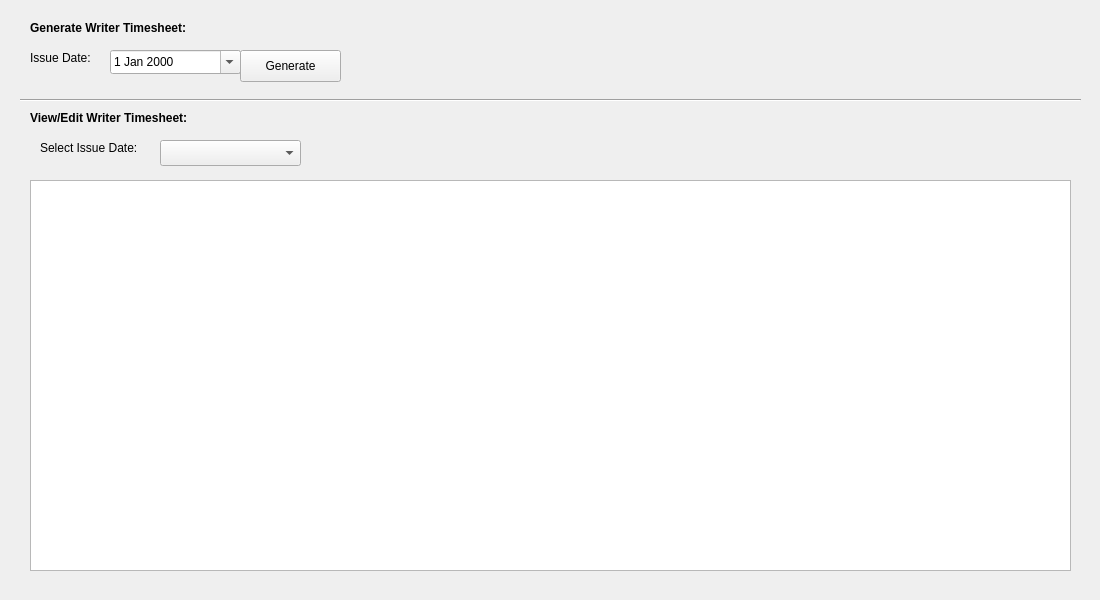
This is LAWRENTIAN/LuD/writertimesheetwidget.ui in pyridine/LAWRENTIAN as Qt 5 draws it before an edit. The edited form follows.
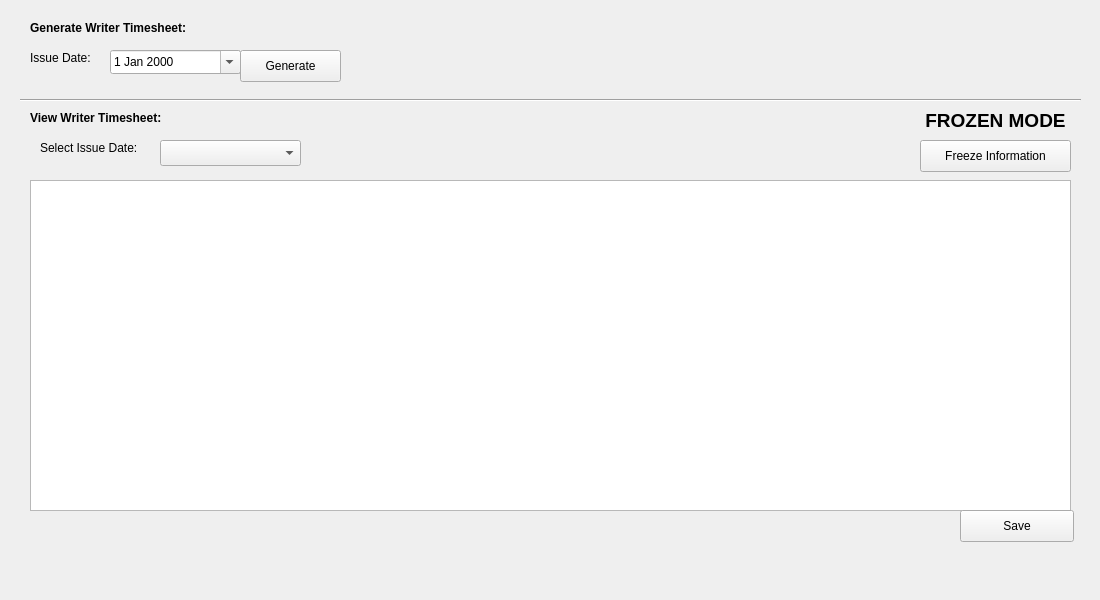
This is the edited form.

Commit message: Timesheet stuff completed

Patch:
```diff
--- a/LAWRENTIAN/LuD/writertimesheetwidget.ui
+++ b/LAWRENTIAN/LuD/writertimesheetwidget.ui
@@ -19,7 +19,7 @@
      <x>30</x>
      <y>180</y>
      <width>1041</width>
-     <height>391</height>
+     <height>331</height>
     </rect>
    </property>
   </widget>
@@ -100,7 +100,7 @@
     </font>
    </property>
    <property name="text">
-    <string>View/Edit Writer Timesheet:</string>
+    <string>View Writer Timesheet:</string>
    </property>
   </widget>
   <widget class="QLabel" name="label_4">
@@ -139,6 +139,55 @@
     </rect>
    </property>
   </widget>
+  <widget class="QPushButton" name="freezeInformationButton">
+   <property name="geometry">
+    <rect>
+     <x>920</x>
+     <y>140</y>
+     <width>151</width>
+     <height>32</height>
+    </rect>
+   </property>
+   <property name="text">
+    <string>Freeze Information</string>
+   </property>
+  </widget>
+  <widget class="QLabel" name="frozenModeLabel">
+   <property name="geometry">
+    <rect>
+     <x>920</x>
+     <y>110</y>
+     <width>151</width>
+     <height>20</height>
+    </rect>
+   </property>
+   <property name="font">
+    <font>
+     <pointsize>14</pointsize>
+     <weight>75</weight>
+     <bold>true</bold>
+    </font>
+   </property>
+   <property name="text">
+    <string>FROZEN MODE</string>
+   </property>
+   <property name="alignment">
+    <set>Qt::AlignCenter</set>
+   </property>
+  </widget>
+  <widget class="QPushButton" name="saveButton">
+   <property name="geometry">
+    <rect>
+     <x>960</x>
+     <y>510</y>
+     <width>114</width>
+     <height>32</height>
+    </rect>
+   </property>
+   <property name="text">
+    <string>Save</string>
+   </property>
+  </widget>
  </widget>
  <resources/>
  <connections/>
```
Left out of the diff: 3 changed lines with no effect on the pictures. The commit also changes 18 other files.
